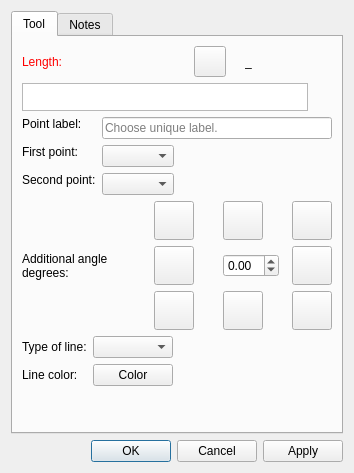
Before: the Qt Designer form src/libs/vtools/dialogs/tools/dialognormal.ui in dismine/valentina, drawn with Qt 5.
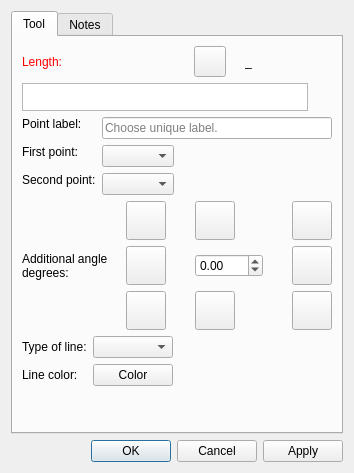
After: the same form once the commit is applied. Icons and pictures are not drawn. Custom widgets are drawn as their Qt base class.

Commit message:
Fix hidden angle value in the Point Along Perpendicular dialog
The angle spin box had an Ignored horizontal size policy and a 56px
minimum width, so on the Windows 11 style its wider side-by-side
up/down buttons left no room for the number. Let the style's sizeHint
decide the width.

Branch: develop

The edit to the form file:
```diff
--- a/src/libs/vtools/dialogs/tools/dialognormal.ui
+++ b/src/libs/vtools/dialogs/tools/dialognormal.ui
@@ -326,18 +326,6 @@
            </item>
            <item row="1" column="1">
             <widget class="QDoubleSpinBox" name="doubleSpinBoxAngle">
-             <property name="sizePolicy">
-              <sizepolicy hsizetype="Ignored" vsizetype="Fixed">
-               <horstretch>0</horstretch>
-               <verstretch>0</verstretch>
-              </sizepolicy>
-             </property>
-             <property name="minimumSize">
-              <size>
-               <width>56</width>
-               <height>0</height>
-              </size>
-             </property>
              <property name="minimum">
               <double>-360.000000000000000</double>
              </property>
```
The commit also changes 1 other file.
